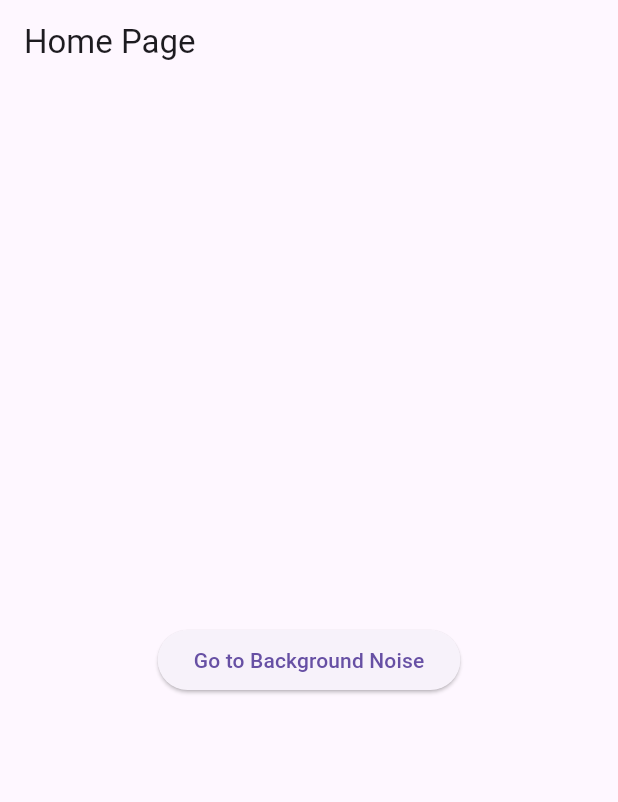
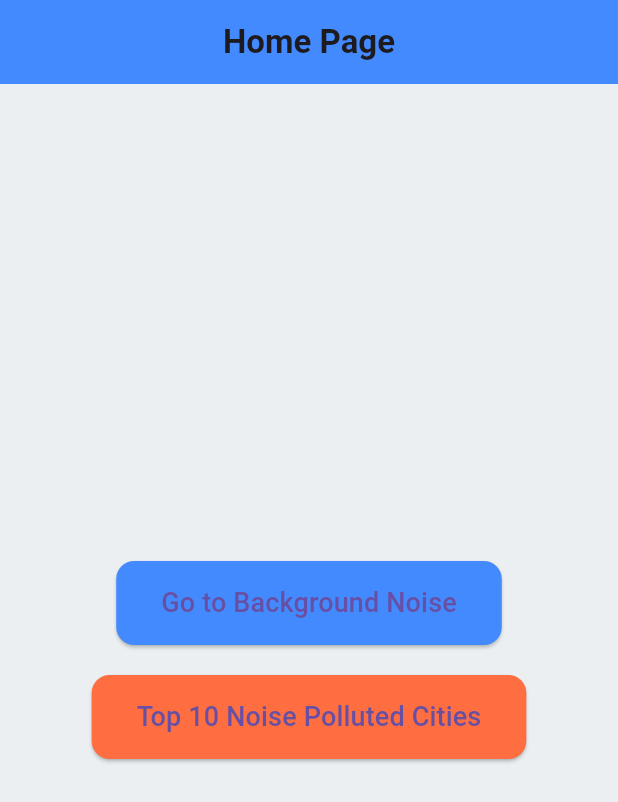
Before and after one commit to SahilDhanwani/flutter_bg_noise, a Flutter app: the screen it shows after launch, on a phone screen of 412 x 824 dp. Shown: the top 802 px of the screen. Run offline on Flutter 3.47's test engine with Material 3 defaults, Android fonts, the phone set to English and light mode, and no system bars; our stand-ins replace permission_handler; missing offline and left inert: noise_meter.

Commit message:
Refactor UI and add new pages
- Refactor the UI in main.dart to customize the app theme, button styles, and app bar color.
- Add a new page, NoisePollutedCities.dart, to display a list of the top 10 noise polluted cities.
- Add a new page, background_noise.dart, to implement a background noise meter with calibration functionality.

```diff
--- a/lib/main.dart
+++ b/lib/main.dart
@@ -1,3 +1,4 @@
+import 'package:environment_sound_meter/pages/NoisePollutedCities.dart';
 import 'package:flutter/material.dart';
 import 'package:environment_sound_meter/pages/background_noise.dart';
 
@@ -14,8 +15,14 @@ class MyApp extends StatelessWidget {
       title: 'Flutter Demo',
       theme: ThemeData(
         primarySwatch: Colors.blue,
+        scaffoldBackgroundColor: Colors.blueGrey[50], // Light background
+        textTheme: const TextTheme(
+          titleLarge: TextStyle(fontSize: 22, fontWeight: FontWeight.bold),
+          titleSmall: TextStyle(fontSize: 18),
+        ),
       ),
       home: const MyHomePage(),
+      debugShowCheckedModeBanner: false, // Removes the debug banner
     );
   }
 }
@@ -28,11 +35,19 @@ class MyHomePage extends StatelessWidget {
     return Scaffold(
       appBar: AppBar(
         title: const Text('Home Page'),
+        backgroundColor: Colors.blueAccent, // Customize AppBar color
+        centerTitle: true,
       ),
       body: Center(
-        child: ElevatedButton(
+        child: Padding(
+          padding:
+              const EdgeInsets.all(16.0), // Adds padding around the buttons
+          child: Column(
+            mainAxisAlignment: MainAxisAlignment.center,
+            children: [
+              // Background Noise Button
+              ElevatedButton(
                 onPressed: () {
-            // Navigate to BackgroundNoise page
                   Navigator.push(
                     context,
                     MaterialPageRoute(
@@ -40,7 +55,46 @@ class MyHomePage extends StatelessWidget {
                     ),
                   );
                 },
-          child: const Text('Go to Background Noise'),
+                style: ElevatedButton.styleFrom(
+                  backgroundColor: Colors.blueAccent, // Button color
+                  padding: const EdgeInsets.symmetric(
+                      vertical: 15, horizontal: 30), // Larger button size
+                  shape: RoundedRectangleBorder(
+                    borderRadius: BorderRadius.circular(12), // Rounded corners
+                  ),
+                ),
+                child: const Text(
+                  'Go to Background Noise',
+                  style: TextStyle(fontSize: 18), // Larger font size
+                ),
+              ),
+              const SizedBox(height: 20), // Adds space between buttons
+              // Top 10 Noise Polluted Cities Button
+              ElevatedButton(
+                onPressed: () {
+                  Navigator.push(
+                    context,
+                    MaterialPageRoute(
+                      builder: (context) => const NoisePollutedCities(),
+                    ),
+                  );
+                },
+                style: ElevatedButton.styleFrom(
+                  backgroundColor:
+                      Colors.deepOrangeAccent, // Custom button color
+                  padding: const EdgeInsets.symmetric(
+                      vertical: 15, horizontal: 30), // Larger button size
+                  shape: RoundedRectangleBorder(
+                    borderRadius: BorderRadius.circular(12), // Rounded corners
+                  ),
+                ),
+                child: const Text(
+                  'Top 10 Noise Polluted Cities',
+                  style: TextStyle(fontSize: 18), // Larger font size
+                ),
+              ),
+            ],
+          ),
         ),
       ),
     );
--- /dev/null
+++ b/lib/pages/NoisePollutedCities.dart
@@ -0,0 +1,66 @@
+import 'package:flutter/material.dart';
+
+class NoisePollutedCities extends StatelessWidget {
+  const NoisePollutedCities({Key? key}) : super(key: key);
+
+  @override
+  Widget build(BuildContext context) {
+    // Updated static list of top 10 noise polluted cities with noise levels
+    final List<Map<String, String>> cities = [
+      {'city': 'Dhaka', 'country': 'Bangladesh', 'noise': '119 dB'},
+      {'city': 'Moradabad', 'country': 'India', 'noise': '114 dB'},
+      {'city': 'Islamabad', 'country': 'Pakistan', 'noise': '105 dB'},
+      {'city': 'Rajshahi', 'country': 'Bangladesh', 'noise': '103 dB'},
+      {'city': 'Ho Chi Minh City', 'country': 'Vietnam', 'noise': '103 dB'},
+      {'city': 'Ibadan', 'country': 'Nigeria', 'noise': '101 dB'},
+      {'city': 'Kupondole', 'country': 'Nepal', 'noise': '100 dB'},
+      {'city': 'Algiers', 'country': 'Algeria', 'noise': '100 dB'},
+      {'city': 'Bangkok', 'country': 'Thailand', 'noise': '99 dB'},
+      {'city': 'New York', 'country': 'United States', 'noise': '95 dB'},
+    ];
+
+    return Scaffold(
+      appBar: AppBar(
+        title: const Text('Top 10 Noise Polluted Cities'),
+        backgroundColor: Colors.deepOrangeAccent, // Custom AppBar color
+        centerTitle: true,
+      ),
+      body: Padding(
+        padding: const EdgeInsets.all(12.0),
+        child: ListView.builder(
+          itemCount: cities.length,
+          itemBuilder: (context, index) {
+            final cityData = cities[index];
+            return Card(
+              elevation: 5, // Adds shadow to the card
+              shape: RoundedRectangleBorder(
+                borderRadius: BorderRadius.circular(15), // Rounded edges
+              ),
+              margin: const EdgeInsets.symmetric(vertical: 8), // Adds space between cards
+              child: ListTile(
+                contentPadding: const EdgeInsets.symmetric(
+                    vertical: 12, horizontal: 20), // Adds padding inside ListTile
+                title: Text(
+                  '${cityData['city']}, ${cityData['country']}',
+                  style: const TextStyle(
+                    fontSize: 18,
+                    fontWeight: FontWeight.bold,
+                  ),
+                ),
+                subtitle: Text(
+                  'Noise Level: ${cityData['noise']}',
+                  style: const TextStyle(fontSize: 16, color: Colors.grey),
+                ),
+                leading: const Icon(
+                  Icons.location_city,
+                  color: Colors.blueAccent, // Icon representing city
+                  size: 30,
+                ),
+              ),
+            );
+          },
+        ),
+      ),
+    );
+  }
+}
```
Also changed, not shown: lib/pages/background_noise.dart (+43 -21 lines). Lines whose indentation alone changed are shown as unchanged.
